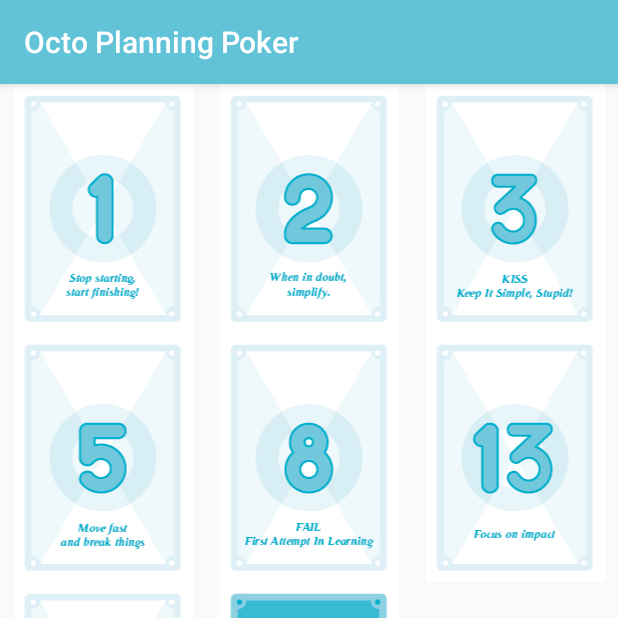
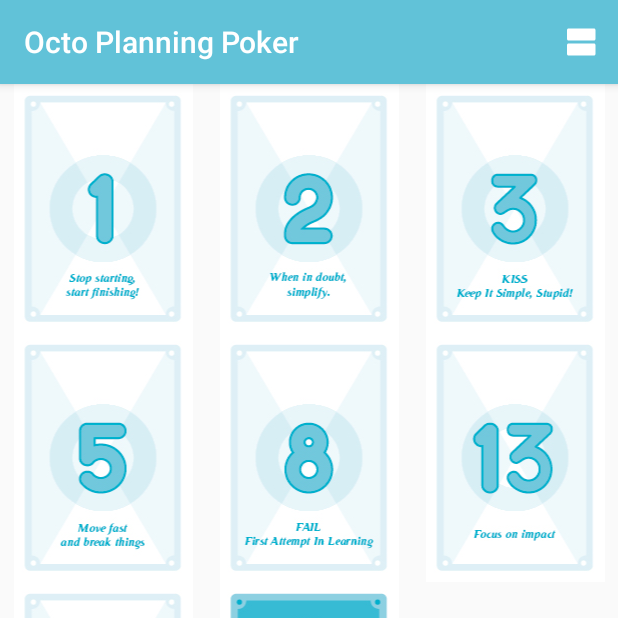
Before and after one commit to rpradal/octo-poker-planning, an Android app: the screen it shows after launch (MainActivity), on a phone screen of 412 x 824 dp, the top half of it. Run offline under Robolectric (Android 15) with nearby library versions, the phone set to English and light mode, and no system bars.

Commit message:
Add tshirt cards

```diff
--- a/app/src/main/kotlin/com/octo/mob/planningpoker/list/CardsAdapter.kt
+++ b/app/src/main/kotlin/com/octo/mob/planningpoker/list/CardsAdapter.kt
@@ -3,29 +3,26 @@ package com.octo.mob.planningpoker.list
 import android.support.v7.widget.RecyclerView
 import android.view.ViewGroup
 import android.widget.ImageView
-import com.octo.mob.planningpoker.R
 
 class CardsAdapter(val cardClickListener: CardClickListener) : RecyclerView.Adapter<CardViewHolder>() {
 
-    val fibonacciCardResources = listOf(
-            R.drawable.fibonacci_1,
-            R.drawable.fibonacci_2,
-            R.drawable.fibonacci_3,
-            R.drawable.fibonacci_5,
-            R.drawable.fibonacci_8,
-            R.drawable.fibonacci_13,
-            R.drawable.fibonacci_21,
-            R.drawable.coffee
-    )
+    private var cardRessources: List<Int>? = null
 
-    override fun getItemCount(): Int = fibonacciCardResources.size
+    override fun getItemCount(): Int = cardRessources?.size ?: 0
 
     override fun onBindViewHolder(holder: CardViewHolder?, position: Int) {
-        holder?.bind(fibonacciCardResources[position])
+        cardRessources?.let {
+            holder?.bind(it[position])
+        }
     }
 
     override fun onCreateViewHolder(parent: ViewGroup?, viewType: Int): CardViewHolder {
         return CardViewHolder(ImageView(parent?.context), cardClickListener)
     }
 
+    fun setCards(resourceList: List<Int>) {
+        cardRessources = resourceList
+        notifyDataSetChanged()
+    }
+
 }
--- a/app/src/main/kotlin/com/octo/mob/planningpoker/list/MainActivity.kt
+++ b/app/src/main/kotlin/com/octo/mob/planningpoker/list/MainActivity.kt
@@ -2,13 +2,15 @@ package com.octo.mob.planningpoker.list
 
 import android.os.Bundle
 import android.support.v4.app.ActivityOptionsCompat
+import android.support.v4.content.ContextCompat
 import android.support.v7.app.AppCompatActivity
 import android.support.v7.widget.GridLayoutManager
+import android.view.Menu
+import android.view.MenuItem
 import android.widget.ImageView
-import com.octo.mob.planningpoker.list.CardClickListener
-import com.octo.mob.planningpoker.list.CardsAdapter
 import com.octo.mob.planningpoker.R
 import com.octo.mob.planningpoker.detail.DetailActivity
+import com.octo.mob.planningpoker.list.model.CardType
 import kotlinx.android.synthetic.main.activity_main.*
 
 
@@ -18,12 +20,58 @@ class MainActivity : AppCompatActivity() {
         val GRID_COLUMN_NUMBER = 3
     }
 
+    private var currentCardType = CardType.FIBONACCI
+
+    private val cardsAdapter = CardsAdapter(SelectedCardListener())
+
     override fun onCreate(savedInstanceState: Bundle?) {
         super.onCreate(savedInstanceState)
         setContentView(R.layout.activity_main)
 
         cardsRecyclerView.layoutManager = GridLayoutManager(this, GRID_COLUMN_NUMBER)
-        cardsRecyclerView.adapter = CardsAdapter(SelectedCardListener())
+        cardsRecyclerView.adapter = cardsAdapter
+
+        cardsAdapter.setCards(currentCardType.resourceList)
+    }
+
+    override fun onCreateOptionsMenu(menu: Menu?): Boolean {
+        val sortIcon = ContextCompat.getDrawable(this, R.drawable.ic_view_agenda_white_24dp)
+        val sortSubMenu = menu?.addSubMenu(Menu.NONE, Menu.NONE, Menu.NONE, R.string.selected_card_transition_name)?.setIcon(sortIcon)
+        sortSubMenu?.item?.setShowAsAction(MenuItem.SHOW_AS_ACTION_IF_ROOM)
+        sortSubMenu?.add(Menu.NONE, R.id.menu_fibonacci, Menu.NONE, R.string.fibonacci_cards)
+        sortSubMenu?.add(Menu.NONE, R.id.menu_tshirt, Menu.NONE, R.string.tshirt_cards)
+        return true
+    }
+
+    override fun onPrepareOptionsMenu(menu: Menu?): Boolean {
+        val fibonacciMenu = menu?.findItem(R.id.menu_fibonacci)
+        if (currentCardType == CardType.FIBONACCI) {
+            fibonacciMenu?.icon = ContextCompat.getDrawable(this, R.drawable.ic_done_black_24dp)
+        } else {
+            fibonacciMenu?.icon = null
+        }
+
+        val tshirtSizeMenu = menu?.findItem(R.id.menu_tshirt)
+        if (currentCardType == CardType.TSHIRT) {
+            tshirtSizeMenu?.icon = ContextCompat.getDrawable(this, R.drawable.ic_done_black_24dp)
+        } else {
+            tshirtSizeMenu?.icon = null
+        }
+        return super.onPrepareOptionsMenu(menu)
+    }
+
+    override fun onOptionsItemSelected(item: MenuItem?): Boolean {
+        when (item?.itemId) {
+            R.id.menu_tshirt ->
+                currentCardType = CardType.TSHIRT
+            R.id.menu_fibonacci ->
+                currentCardType = CardType.FIBONACCI
+            else -> return super.onOptionsItemSelected(item)
+
+        }
+        cardsAdapter.setCards(currentCardType.resourceList)
+        invalidateOptionsMenu()
+        return true
     }
 
     inner class SelectedCardListener : CardClickListener {
@@ -33,4 +81,5 @@ class MainActivity : AppCompatActivity() {
             startActivity(DetailActivity.getIntent(this@MainActivity, drawableRes), options.toBundle())
         }
     }
+
 }
--- /dev/null
+++ b/app/src/main/kotlin/com/octo/mob/planningpoker/list/model/CardType.kt
@@ -0,0 +1,25 @@
+package com.octo.mob.planningpoker.list.model
+
+import com.octo.mob.planningpoker.R
+
+enum class CardType(val resourceList: List<Int>) {
+    FIBONACCI(listOf(
+            R.drawable.fibonacci_1,
+            R.drawable.fibonacci_2,
+            R.drawable.fibonacci_3,
+            R.drawable.fibonacci_5,
+            R.drawable.fibonacci_8,
+            R.drawable.fibonacci_13,
+            R.drawable.fibonacci_21,
+            R.drawable.coffee
+    ))
+    ,
+    TSHIRT(listOf(
+            R.drawable.tshirt_xs,
+            R.drawable.tshirt_s,
+            R.drawable.tshirt_m,
+            R.drawable.tshirt_l,
+            R.drawable.tshirt_xl,
+            R.drawable.coffee
+    ))
+}
--- /dev/null
+++ b/app/src/main/res/drawable/ic_done_black_24dp.xml
@@ -0,0 +1,9 @@
+<vector xmlns:android="http://schemas.android.com/apk/res/android"
+        android:width="24dp"
+        android:height="24dp"
+        android:viewportWidth="24.0"
+        android:viewportHeight="24.0">
+    <path
+        android:fillColor="#FF000000"
+        android:pathData="M9,16.2L4.8,12l-1.4,1.4L9,19 21,7l-1.4,-1.4L9,16.2z"/>
+</vector>
--- /dev/null
+++ b/app/src/main/res/drawable/ic_view_agenda_white_24dp.xml
@@ -0,0 +1,9 @@
+<vector xmlns:android="http://schemas.android.com/apk/res/android"
+        android:width="24dp"
+        android:height="24dp"
+        android:viewportWidth="24.0"
+        android:viewportHeight="24.0">
+    <path
+        android:fillColor="#FFFFFFFF"
+        android:pathData="M20,13L3,13c-0.55,0 -1,0.45 -1,1v6c0,0.55 0.45,1 1,1h17c0.55,0 1,-0.45 1,-1v-6c0,-0.55 -0.45,-1 -1,-1zM20,3L3,3c-0.55,0 -1,0.45 -1,1v6c0,0.55 0.45,1 1,1h17c0.55,0 1,-0.45 1,-1L21,4c0,-0.55 -0.45,-1 -1,-1z"/>
+</vector>
--- /dev/null
+++ b/app/src/main/res/menu/cards.xml
@@ -0,0 +1,13 @@
+<?xml version="1.0" encoding="utf-8"?>
+<menu xmlns:android="http://schemas.android.com/apk/res/android">
+    <item
+        android:id="@+id/menu_fibonacci"
+        android:icon="@drawable/ic_done_black_24dp"
+        android:title="Fibonacci" />
+
+
+    <item
+        android:id="@+id/menu_t_shirt"
+        android:icon="@drawable/ic_done_black_24dp"
+        android:title="T-shirt" />
+</menu>
--- /dev/null
+++ b/app/src/main/res/values/ids.xml
@@ -0,0 +1,5 @@
+<?xml version="1.0" encoding="utf-8"?>
+<resources>
+    <item name="menu_fibonacci" type="id" />
+    <item name="menu_tshirt" type="id" />
+</resources>
--- a/app/src/main/res/values/strings.xml
+++ b/app/src/main/res/values/strings.xml
@@ -1,4 +1,6 @@
 <resources>
     <string name="app_name" translatable="false">Octo Planning Poker</string>
     <string name="selected_card_transition_name" translatable="false">selected_card</string>
+    <string name="fibonacci_cards">Fibonacci cards</string>
+    <string name="tshirt_cards">T-Shirt size cards</string>
 </resources>
```
Also changed, not shown: app/src/main/res/drawable-hdpi/tshirt_l.jpg (added), app/src/main/res/drawable-hdpi/tshirt_m.jpg (added), app/src/main/res/drawable-hdpi/tshirt_s.jpg (added), app/src/main/res/drawable-hdpi/tshirt_xl.jpg (added), app/src/main/res/drawable-hdpi/tshirt_xs.jpg (added).
